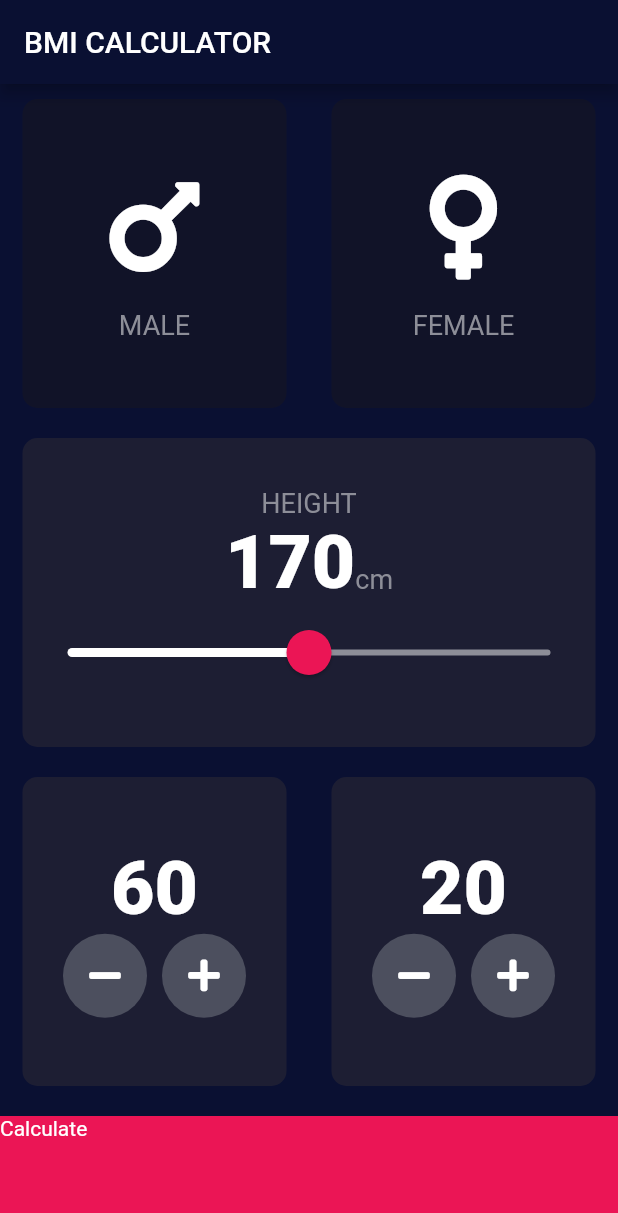
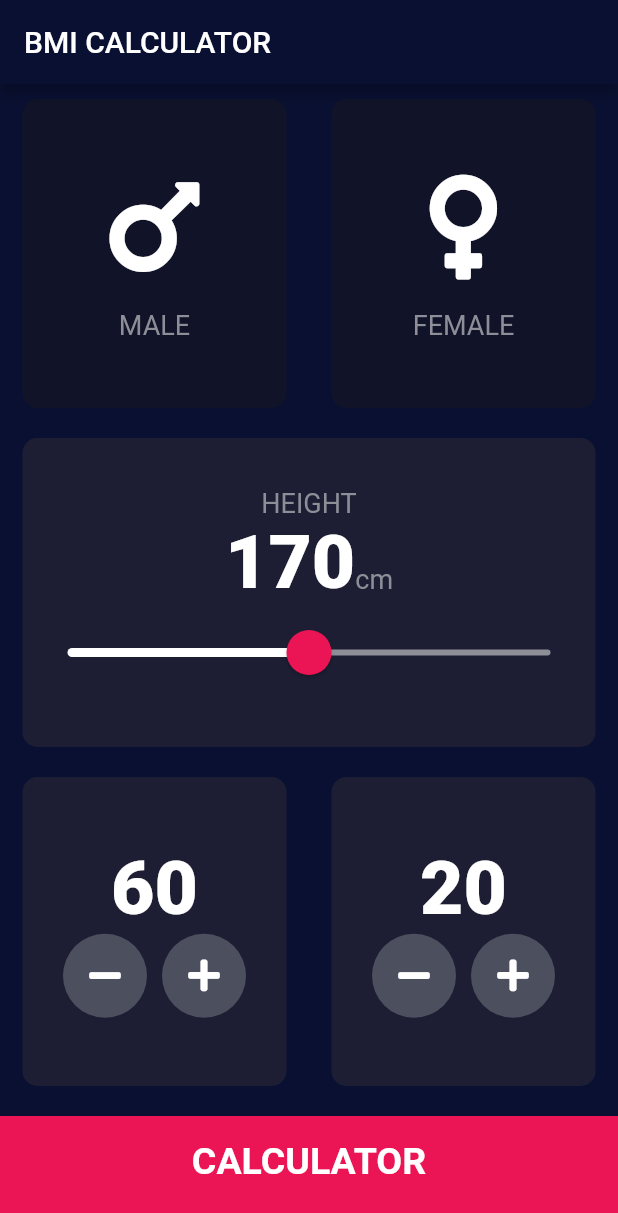
Before and after one commit to Syamgith/BMI-Calculator-flutter, a Flutter app: the screen it shows after launch, on a phone screen of 412 x 824 dp. Shown: the top 1213 px of the screen. Run offline on Flutter 3.47's test engine with Material 2 defaults, Android fonts, the phone set to English and light mode, and no system bars; our stand-ins replace font_awesome_flutter.

Commit message:
calc brain added

```diff
--- /dev/null
+++ b/lib/components/bottom_container.dart
@@ -0,0 +1,29 @@
+import 'package:flutter/material.dart';
+
+import '../constants.dart';
+
+class BottomContainer extends StatelessWidget {
+  BottomContainer({this.text, this.onTap});
+  Function onTap;
+  String text;
+
+  @override
+  Widget build(BuildContext context) {
+    return GestureDetector(
+      onTap: onTap,
+      child: Container(
+        child: Center(
+          child: Text(
+            text,
+            style: kBottomTextStyle,
+          ),
+        ),
+        width: double.infinity,
+        color: kBottomContainerColor,
+        height: kBottomContainerHeight,
+        margin: EdgeInsets.only(top: 10.0),
+        padding: EdgeInsets.only(bottom: 20),
+      ),
+    );
+  }
+}
--- a/lib/icon_content.dart
+++ b/lib/components/icon_content.dart
@@ -1,6 +1,6 @@
 import 'package:flutter/material.dart';
 
-import 'constants.dart';
+import '../constants.dart';
 
 class IconContent extends StatelessWidget {
   IconContent({this.icon, this.label});
--- /dev/null
+++ b/lib/components/roundiconbutton.dart
@@ -0,0 +1,21 @@
+import 'package:flutter/material.dart';
+
+class RoundIconButton extends StatelessWidget {
+  RoundIconButton({@required this.onPressed, @required this.icon});
+  final Function onPressed;
+  final IconData icon;
+  @override
+  Widget build(BuildContext context) {
+    return RawMaterialButton(
+      onPressed: onPressed,
+      child: Icon(icon),
+      elevation: 0.0,
+      shape: CircleBorder(),
+      fillColor: Color(0xFF4C4F5E),
+      constraints: BoxConstraints.tightFor(
+        width: 56.0,
+        height: 56.0,
+      ),
+    );
+  }
+}
--- a/lib/main.dart
+++ b/lib/main.dart
@@ -1,6 +1,6 @@
 import 'package:flutter/material.dart';
 
-import 'input_page.dart';
+import 'screens/input_page.dart';
 
 void main() => runApp(BMICalculator());
 
--- a/lib/input_page.dart
+++ b/lib/screens/input_page.dart
@@ -1,10 +1,13 @@
-import 'package:bmi_calculator/results_page.dart';
-import 'package:bmi_calculator/reusable_card.dart';
+import 'package:bmi_calculator/calculatorbrain.dart';
+import 'package:bmi_calculator/components/reusable_card.dart';
+import 'package:bmi_calculator/components/roundiconbutton.dart';
+import 'package:bmi_calculator/screens/results_page.dart';
 import 'package:flutter/material.dart';
 import 'package:font_awesome_flutter/font_awesome_flutter.dart';
 
-import 'constants.dart';
-import 'icon_content.dart';
+import '../components/bottom_container.dart';
+import '../components/icon_content.dart';
+import '../constants.dart';
 
 enum Gender { male, female }
 
@@ -195,40 +198,24 @@ class _InputPageState extends State<InputPage> {
                 ],
               ),
             ),
-            GestureDetector(
+            BottomContainer(
+              text: 'CALCULATOR',
               onTap: () {
-                Navigator.push(context,
-                    MaterialPageRoute(builder: (context) => ResultsPage()));
+                CalculatorBrain calc =
+                    CalculatorBrain(weight: weight, height: height);
+                Navigator.push(
+                  context,
+                  MaterialPageRoute(
+                    builder: (context) => ResultsPage(
+                      resultDescription: calc.getInterpretation(),
+                      resultTitle: calc.getResult(),
+                      bmiResult: calc.calculateBMI(),
+                    ),
+                  ),
+                );
               },
-              child: Container(
-                child: Text('Calculate'),
-                width: double.infinity,
-                color: kBottomContainerColor,
-                height: kBottomContainerHeight,
-                margin: EdgeInsets.only(top: 10.0),
-              ),
             ),
           ],
         ));
   }
 }
-
-class RoundIconButton extends StatelessWidget {
-  RoundIconButton({@required this.onPressed, @required this.icon});
-  final Function onPressed;
-  final IconData icon;
-  @override
-  Widget build(BuildContext context) {
-    return RawMaterialButton(
-      onPressed: onPressed,
-      child: Icon(icon),
-      elevation: 0.0,
-      shape: CircleBorder(),
-      fillColor: Color(0xFF4C4F5E),
-      constraints: BoxConstraints.tightFor(
-        width: 56.0,
-        height: 56.0,
-      ),
-    );
-  }
-}
```
Also changed, not shown: lib/calculatorbrain.dart (added, +34 -0 lines), lib/constants.dart (+15 -0 lines), lib/results_page.dart (deleted, +0 -13 lines), lib/screens/results_page.dart (added, +69 -0 lines), lib/components/reusable_card.dart (renamed from lib/reusable_card.dart).
